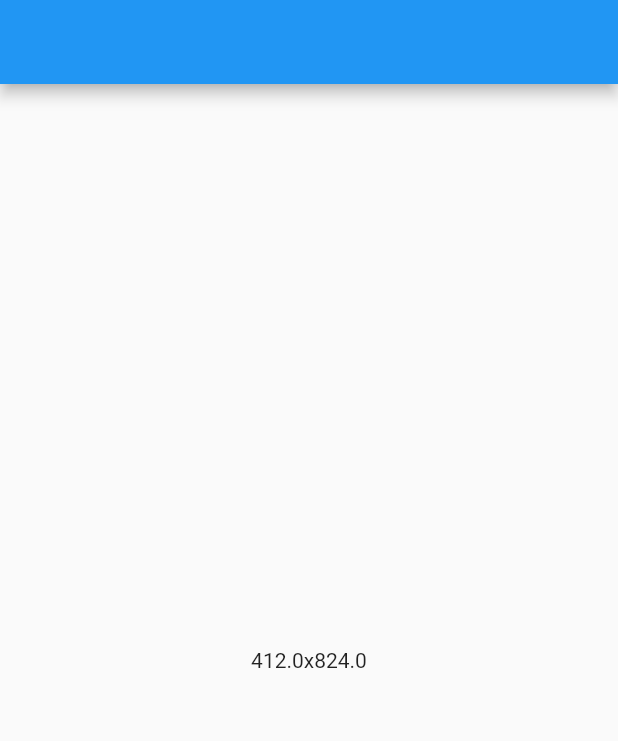
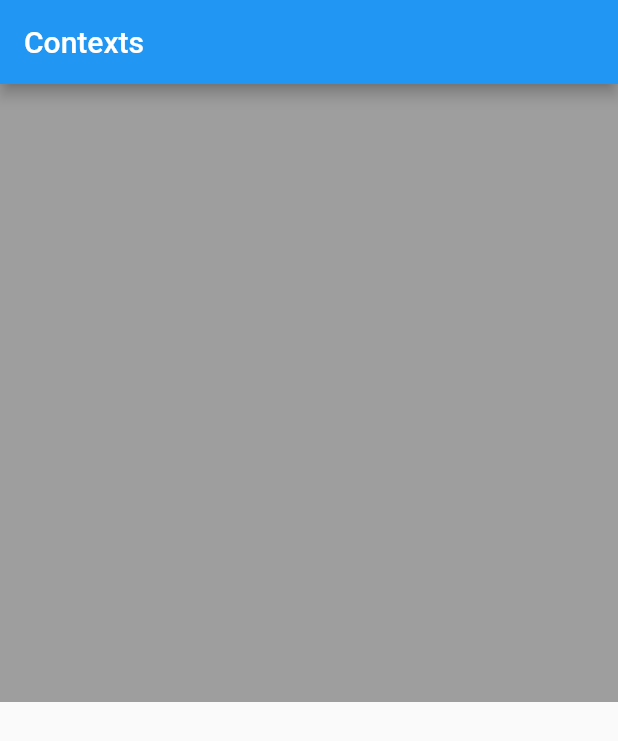
Before and after one commit to AlanCasasArevalo/BuildContextFlutter, a Flutter app: the screen it shows after launch, on a phone screen of 412 x 824 dp. Shown: the top 741 px of the screen. Run offline on Flutter 3.47's test engine with Material 2 defaults, Android fonts, the phone set to English and light mode, and no system bars.

Commit message:
* Se agrega una nueva pagina ProductPage, y se realiza un pequeño movimiento de archivos a /pages

```diff
--- a/lib/main.dart
+++ b/lib/main.dart
@@ -1,6 +1,7 @@
 import 'package:flutter/material.dart';
 
-import 'home_page.dart';
+import 'pages/home_page.dart';
+import 'pages/product_page.dart';
 
 void main() {
   runApp(const MyApp());
@@ -17,7 +18,7 @@ class MyApp extends StatelessWidget {
       theme: ThemeData(
         primarySwatch: Colors.blue,
       ),
-      home: HomePage(),
+      home: ProductPage(),
     );
   }
 }
--- a/lib/home_page.dart
+++ b/lib/pages/home_page.dart
@@ -9,7 +9,9 @@ class HomePage extends StatelessWidget {
     // y hace calculos de cuanto queremos que ocupe un widget hijo respecto a las pantallas a renderizar
     final screenSize = mediaQuery?.data.size;
     return Scaffold(
-      appBar: AppBar(),
+      appBar: AppBar(
+        title: Text('Contexts'),
+      ),
       body: Center(
         child: Text(
           '${screenSize?.width}x${screenSize?.height}',
--- /dev/null
+++ b/lib/pages/product_page.dart
@@ -0,0 +1,22 @@
+import 'package:flutter/material.dart';
+
+class ProductPage extends StatelessWidget {
+  @override
+  Widget build(BuildContext context) {
+    final mediaQuery = context.findAncestorWidgetOfExactType<MediaQuery>();
+    final screenSize = mediaQuery?.data.size;
+    return Scaffold(
+      appBar: AppBar(
+        title: Text('Contexts'),
+      ),
+      body: Column(
+        children: [
+          Container(
+            height: screenSize?.height != null ? screenSize!.height * .5 : screenSize?.height,
+            color: Colors.grey,
+          )
+        ],
+      ),
+    );
+  }
+}
```
